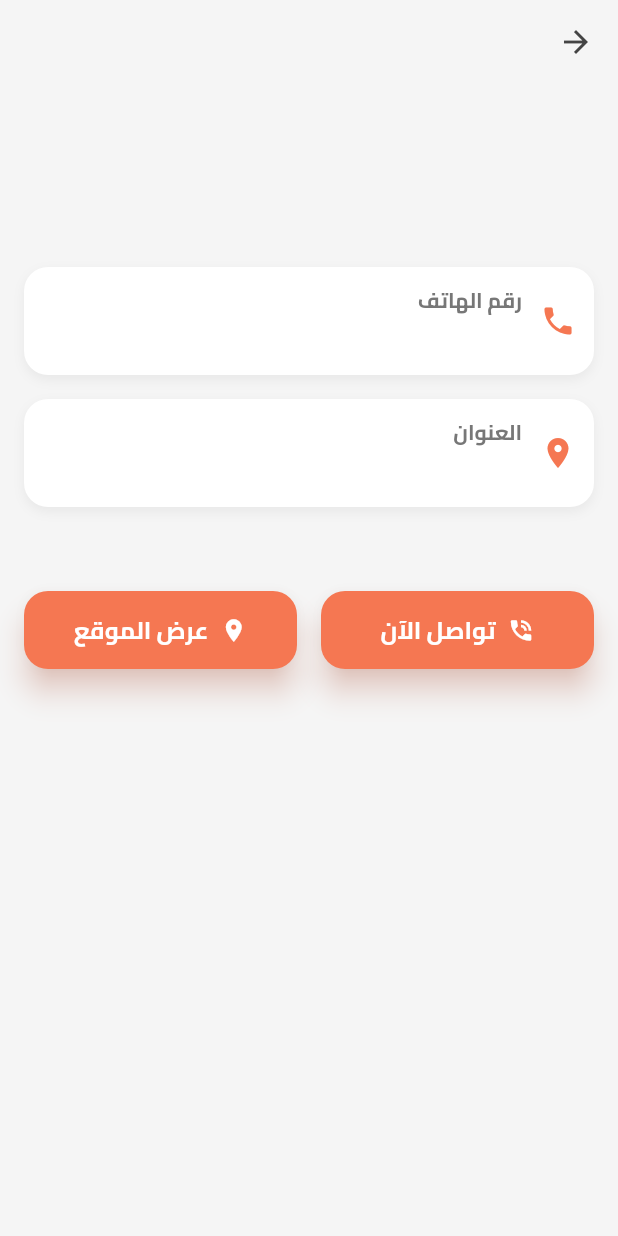
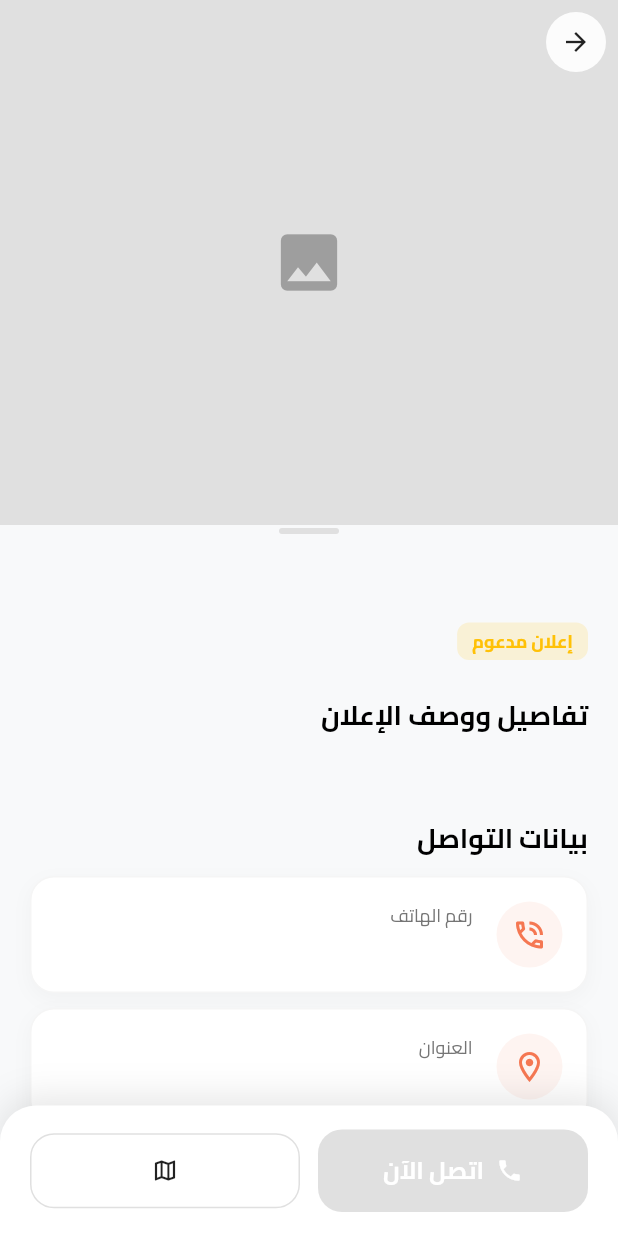
Before and after one commit to hamza23177/Syria-Dalel, a Flutter app: the AdDetailsPage screen opened directly with empty values, on a phone screen of 412 x 824 dp. Run offline on Flutter 3.47's test engine with Material 3 defaults, Android fonts, the phone set to English and light mode, and no system bars; our stand-ins replace animate_do, cached_network_image, carousel_slider, connectivity_plus, dio, equatable and 8 more; missing offline and left inert: workmanager; accounts and stored records are empty; network calls fail; statements that could not run were skipped.

Commit message:
refactor design ads details

```diff
--- a/lib/screens/ads/ad_details_page.dart
+++ b/lib/screens/ads/ad_details_page.dart
@@ -1,8 +1,8 @@
 import 'package:flutter/material.dart';
 import 'package:cached_network_image/cached_network_image.dart';
 import 'package:url_launcher/url_launcher.dart';
-import '../../models/ad_model.dart';
-import '../../constant.dart';
+import '../../models/ad_model.dart'; // تأكد من المسار
+import '../../constant.dart'; // تأكد من المسار
 import 'package:carousel_slider/carousel_slider.dart';
 
 class AdDetailsPage extends StatefulWidget {
@@ -19,294 +19,373 @@ class _AdDetailsPageState extends State<AdDetailsPage> {
 
   Future<void> _callPhone(String phone) async {
     final Uri uri = Uri(scheme: 'tel', path: phone);
+    if (await canLaunchUrl(uri)) {
       await launchUrl(uri);
+    }
   }
 
   Future<void> _openMap(String address) async {
-    final Uri uri = Uri.parse(
-        'https://www.google.com/maps/search/?api=1&query=${Uri.encodeComponent(address)}');
-    await launchUrl(uri, mode: LaunchMode.externalApplication);
+    final query = Uri.encodeComponent(address);
+    // استخدام صيغة URI أكثر مرونة لفتح تطبيق الخرائط (جوجل أو غيره)
+    final url = Uri.parse('https://www.google.com/maps/search/?api=1&query=$query');
+    if (await canLaunchUrl(url)) {
+      await launchUrl(url, mode: LaunchMode.externalApplication);
+    }
   }
 
   @override
   Widget build(BuildContext context) {
     final ad = widget.ad;
-    final textTheme = Theme.of(context).textTheme;
+    final images = ad.images.map((e) => e.url).toList(); // تحويل قائمة الكائنات إلى قائمة URL فقط
 
     return Directionality(
       textDirection: TextDirection.rtl,
       child: Scaffold(
-        backgroundColor: AppColors.background,
-        appBar: AppBar(
-          backgroundColor: Colors.transparent,
+        backgroundColor: const Color(0xFFF8F9FA), // خلفية موحدة
+        body: Stack(
+          children: [
+            // 1. المحتوى القابل للتمرير (CustomScrollView)
+            CustomScrollView(
+              slivers: [
+                // --- Header صورة غامرة (SliverAppBar) ---
+                SliverAppBar(
+                  expandedHeight: 350.0,
+                  pinned: true,
+                  backgroundColor: AppColors.primary,
                   elevation: 0,
-          iconTheme: const IconThemeData(color: AppColors.textDark),
-          title: Text(
-            ad.title ?? "تفاصيل الإعلان",
-            style: textTheme.titleLarge?.copyWith(
-              color: AppColors.textDark,
-              fontWeight: FontWeight.bold,
+                  leading: Container(
+                    margin: const EdgeInsets.all(8),
+                    decoration: BoxDecoration(
+                      color: Colors.white.withOpacity(0.9),
+                      shape: BoxShape.circle,
+                    ),
+                    child: IconButton(
+                      icon: const Icon(Icons.arrow_back, color: Colors.black87, size: 20),
+                      onPressed: () => Navigator.pop(context),
                     ),
                   ),
-          centerTitle: true,
+                  flexibleSpace: FlexibleSpaceBar(
+                    titlePadding: EdgeInsets.zero,
+                    centerTitle: false,
+                    background: _buildImageCarousel(images, ad.id),
                   ),
-        body: SingleChildScrollView(
-          padding: const EdgeInsets.all(16),
+                ),
+
+                // --- تفاصيل الإعلان ---
+                SliverToBoxAdapter(
+                  child: Container(
+                    decoration: const BoxDecoration(
+                      color: Color(0xFFF8F9FA),
+                      borderRadius: BorderRadius.vertical(top: Radius.circular(30)),
+                    ),
+                    // تحريك الكونتينر للأعلى قليلاً فوق الصورة
+                    transform: Matrix4.translationValues(0.0, -20.0, 0.0),
+                    child: Padding(
+                      padding: const EdgeInsets.symmetric(horizontal: 20, vertical: 10),
                       child: Column(
                         crossAxisAlignment: CrossAxisAlignment.start,
                         children: [
-              // ✅ معرض الصور مع انتقال إلى العرض الكامل
-              if (ad.images.isNotEmpty)
-                Column(
-                  children: [
-                    GestureDetector(
-                      onTap: () {
-                        Navigator.push(
-                          context,
-                          PageRouteBuilder(
-                            opaque: false,
-                            transitionDuration:
-                            const Duration(milliseconds: 400),
-                            pageBuilder: (_, __, ___) => FullScreenImageViewer(
-                              images: ad.images,
-                              initialIndex: currentIndex,
+                          // مقبض صغير جمالي
+                          Center(
+                            child: Container(
+                              margin: const EdgeInsets.only(top: 12, bottom: 20),
+                              width: 40,
+                              height: 4,
+                              decoration: BoxDecoration(
+                                color: Colors.grey[300],
+                                borderRadius: BorderRadius.circular(10),
                               ),
                             ),
-                        );
-                      },
-                      child: Stack(
-                        alignment: Alignment.bottomCenter,
-                        children: [
-                          CarouselSlider.builder(
-                            itemCount: ad.images.length,
-                            itemBuilder: (context, index, realIndex) {
-                              final image = ad.images[index];
-                              return Hero(
-                                tag: 'ad_image_${ad.id}_$index',
-                                child: ClipRRect(
-                                  borderRadius: BorderRadius.circular(20),
-                                  child: CachedNetworkImage(
-                                    imageUrl: image.url,
-                                    fit: BoxFit.cover,
-                                    width: double.infinity,
-                                    placeholder: (context, url) => Container(
-                                      color:
-                                      AppColors.background.withOpacity(0.2),
                           ),
-                                    errorWidget: (context, url, error) =>
-                                    const Icon(Icons.error),
+
+                          // العنوان الرئيسي
+                          Text(
+                            ad.title ?? "إعلان مميز",
+                            style: const TextStyle(
+                              fontSize: 24,
+                              fontWeight: FontWeight.w900,
+                              color: Colors.black87,
+                              height: 1.2,
                             ),
                           ),
-                              );
-                            },
-                            options: CarouselOptions(
-                              height: 280,
-                              enlargeCenterPage: true,
-                              autoPlay: true,
-                              viewportFraction: 1.0,
-                              onPageChanged: (index, reason) {
-                                setState(() => currentIndex = index);
+
+                          const SizedBox(height: 10),
+
+                          // شارة الإعلان
+                          Container(
+                            padding: const EdgeInsets.symmetric(horizontal: 10, vertical: 4),
+                            decoration: BoxDecoration(
+                              color: Colors.amber.withOpacity(0.15),
+                              borderRadius: BorderRadius.circular(8),
+                            ),
+                            child: const Text(
+                              "إعلان مدعوم",
+                              style: TextStyle(
+                                color: Colors.amber,
+                                fontWeight: FontWeight.bold,
+                                fontSize: 12,
+                              ),
+                            ),
+                          ),
+
+                          const SizedBox(height: 24),
+
+                          // تفاصيل الإعلان
+                          const Text(
+                            "تفاصيل ووصف الإعلان",
+                            style: TextStyle(fontSize: 18, fontWeight: FontWeight.bold),
+                          ),
+                          const SizedBox(height: 8),
+                          Text(
+                            ad.description ?? "لا يوجد وصف مفصل لهذا الإعلان حالياً.",
+                            style: TextStyle(
+                              fontSize: 15,
+                              height: 1.6,
+                              color: Colors.grey[700],
+                            ),
+                          ),
+
+                          const SizedBox(height: 24),
+
+                          // معلومات الاتصال والموقع
+                          const Text(
+                            "بيانات التواصل",
+                            style: TextStyle(fontSize: 18, fontWeight: FontWeight.bold),
+                          ),
+                          const SizedBox(height: 12),
+
+                          // بطاقة الهاتف
+                          _buildInfoCard(
+                            icon: Icons.phone_in_talk_outlined,
+                            title: "رقم الهاتف",
+                            value: ad.phone ?? "غير متوفر",
+                            isLink: ad.phone != null && ad.phone!.isNotEmpty,
+                            onTap: () {
+                              if (ad.phone != null && ad.phone!.isNotEmpty) _callPhone(ad.phone!);
                             },
                           ),
+                          const SizedBox(height: 10),
+
+                          // بطاقة العنوان
+                          _buildInfoCard(
+                            icon: Icons.location_on_outlined,
+                            title: "العنوان",
+                            value: ad.address ?? "غير متوفر",
+                            isLink: ad.address != null && ad.address!.isNotEmpty,
+                            onTap: () {
+                              if (ad.address != null && ad.address!.isNotEmpty) _openMap(ad.address!);
+                            },
                           ),
-                          // ✅ المؤشر السفلي (Dots)
-                          Positioned(
-                            bottom: 10,
-                            child: Row(
-                              mainAxisAlignment: MainAxisAlignment.center,
-                              children: List.generate(
-                                ad.images.length,
-                                    (index) => AnimatedContainer(
-                                  duration:
-                                  const Duration(milliseconds: 400),
-                                  margin: const EdgeInsets.symmetric(
-                                      horizontal: 4),
-                                  width: currentIndex == index ? 22 : 8,
-                                  height: 8,
-                                  decoration: BoxDecoration(
-                                    color: currentIndex == index
-                                        ? AppColors.primary
-                                        : Colors.white.withOpacity(0.5),
-                                    borderRadius: BorderRadius.circular(12),
-                                  ),
+
+                          // مسافة فارغة في الأسفل لعدم تغطية المحتوى بالزر العائم
+                          const SizedBox(height: 100),
+                        ],
                       ),
                     ),
                   ),
                 ),
               ],
             ),
-                    ),
+
+            // 2. الشريط السفلي الثابت (Floating Bar)
+            _buildFloatingActionRow(ad),
           ],
-                ),
-
-              const SizedBox(height: 20),
-
-              Text(
-                ad.title ?? "",
-                style: textTheme.titleLarge?.copyWith(
-                  fontSize: 22,
-                  color: AppColors.primary,
-                ),
-              ),
-              const SizedBox(height: 10),
-              Text(
-                ad.description ?? "لا توجد تفاصيل متاحة حاليًا.",
-                style: textTheme.bodyLarge?.copyWith(
-                  fontSize: 16,
-                  color: AppColors.textDark,
-                ),
-              ),
-
-              const SizedBox(height: 24),
-
-              // رقم الهاتف
-              GestureDetector(
-                onTap: () {
-                  if (ad.phone != null && ad.phone!.isNotEmpty) {
-                    _callPhone(ad.phone!);
-                  }
-                },
-                child: _buildInfoTile(
-                  icon: Icons.phone,
-                  title: "رقم الهاتف",
-                  value: ad.phone ?? "غير متوفر",
-                  textTheme: textTheme,
-                ),
-              ),
-
-              // العنوان
-              GestureDetector(
-                onTap: () {
-                  if (ad.address != null && ad.address!.isNotEmpty) {
-                    _openMap(ad.address!);
-                  }
-                },
-                child: _buildInfoTile(
-                  icon: Icons.location_on,
-                  title: "العنوان",
-                  value: ad.address ?? "غير متوفر",
-                  textTheme: textTheme,
-                ),
-              ),
-
-              const SizedBox(height: 40),
-
-              // ✅ أزرار الاتصال والموقع على نفس الصف وبنفس الشكل
-              Row(
-                children: [
-                  Expanded(
-                    child: ElevatedButton.icon(
-                      style: ElevatedButton.styleFrom(
-                        backgroundColor: AppColors.primary,
-                        padding: const EdgeInsets.symmetric(vertical: 14),
-                        shape: RoundedRectangleBorder(
-                          borderRadius: BorderRadius.circular(16),
-                        ),
-                        elevation: 8,
-                        shadowColor: AppColors.primary.withOpacity(0.5),
-                      ),
-                      onPressed: () {
-                        if (ad.phone != null && ad.phone!.isNotEmpty) {
-                          _callPhone(ad.phone!);
-                        }
-                      },
-                      icon: const Icon(Icons.phone_in_talk, color: Colors.white),
-                      label: Text(
-                        "تواصل الآن",
-                        style: textTheme.bodyLarge?.copyWith(
-                          fontSize: 16,
-                          color: Colors.white,
-                          fontWeight: FontWeight.bold,
-                        ),
-                      ),
-                    ),
-                  ),
-                  const SizedBox(width: 16), // مسافة بين الزرين
-                  Expanded(
-                    child: ElevatedButton.icon(
-                      style: ElevatedButton.styleFrom(
-                        backgroundColor: AppColors.primary,
-                        padding: const EdgeInsets.symmetric(vertical: 14),
-                        shape: RoundedRectangleBorder(
-                          borderRadius: BorderRadius.circular(16),
-                        ),
-                        elevation: 8,
-                        shadowColor: AppColors.primary.withOpacity(0.5),
-                      ),
-                      onPressed: () {
-                        if (ad.address != null && ad.address!.isNotEmpty) {
-                          _openMap(ad.address!);
-                        }
-                      },
-                      icon: const Icon(Icons.location_on, color: Colors.white),
-                      label: Text(
-                        "عرض الموقع",
-                        style: textTheme.bodyLarge?.copyWith(
-                          fontSize: 16,
-                          color: Colors.white,
-                          fontWeight: FontWeight.bold,
-                        ),
-                      ),
-                    ),
-                  ),
-                ],
-              ),
-            ],
-          ),
         ),
       ),
     );
   }
 
-  Widget _buildInfoTile({
+  // --- Widget: Carousel Images ---
+  Widget _buildImageCarousel(List<String> images, int adId) {
+    if (images.isEmpty) {
+      return Container(color: Colors.grey[300], child: const Center(child: Icon(Icons.image, size: 50, color: Colors.grey)));
+    }
+    return Stack(
+      alignment: Alignment.bottomCenter,
+      children: [
+        CarouselSlider.builder(
+          itemCount: images.length,
+          itemBuilder: (context, index, realIndex) {
+            return GestureDetector(
+              onTap: () {
+                Navigator.push(
+                  context,
+                  PageRouteBuilder(
+                    opaque: false,
+                    pageBuilder: (_, __, ___) => FullScreenImageViewer(
+                      images: widget.ad.images, // نستخدم الكائن الأصلي هنا
+                      initialIndex: index,
+                    ),
+                  ),
+                );
+              },
+              child: Hero(
+                tag: 'ad_image_${adId}_$index',
+                child: CachedNetworkImage(
+                  imageUrl: images[index],
+                  fit: BoxFit.cover,
+                  width: double.infinity,
+                  placeholder: (_, __) => Container(color: Colors.grey[200]),
+                  errorWidget: (_, __, ___) => const Icon(Icons.broken_image),
+                ),
+              ),
+            );
+          },
+          options: CarouselOptions(
+            height: double.infinity,
+            viewportFraction: 1.0,
+            autoPlay: true,
+            onPageChanged: (index, reason) => setState(() => currentIndex = index),
+          ),
+        ),
+        // التدرج اللوني الأسود في الأسفل لجعل النقاط واضحة
+        Container(
+          height: 80,
+          decoration: BoxDecoration(
+            gradient: LinearGradient(
+              begin: Alignment.topCenter,
+              end: Alignment.bottomCenter,
+              colors: [Colors.transparent, Colors.black.withOpacity(0.6)],
+            ),
+          ),
+        ),
+        // Dots Indicators
+        Positioned(
+          bottom: 30,
+          child: Row(
+            mainAxisAlignment: MainAxisAlignment.center,
+            children: images.asMap().entries.map((entry) {
+              return AnimatedContainer(
+                duration: const Duration(milliseconds: 300),
+                width: currentIndex == entry.key ? 24.0 : 8.0,
+                height: 8.0,
+                margin: const EdgeInsets.symmetric(horizontal: 4.0),
+                decoration: BoxDecoration(
+                  borderRadius: BorderRadius.circular(12),
+                  color: currentIndex == entry.key ? AppColors.primary : Colors.white.withOpacity(0.6),
+                ),
+              );
+            }).toList(),
+          ),
+        ),
+      ],
+    );
+  }
+
+  // --- Widget: Info Card (سابقاً Tile) ---
+  Widget _buildInfoCard({
     required IconData icon,
     required String title,
     required String value,
-    required TextTheme textTheme,
+    required bool isLink,
+    required VoidCallback onTap,
   }) {
-    return Container(
-      margin: const EdgeInsets.only(bottom: 16),
-      padding: const EdgeInsets.all(12),
+    return GestureDetector(
+      onTap: isLink ? onTap : null,
+      child: Container(
+        padding: const EdgeInsets.all(16),
         decoration: BoxDecoration(
-        color: AppColors.white,
+          color: Colors.white,
           borderRadius: BorderRadius.circular(16),
+          border: Border.all(color: Colors.grey.shade100),
           boxShadow: [
-          BoxShadow(
-            color: Colors.grey.withOpacity(0.15),
-            blurRadius: 6,
-            offset: const Offset(0, 3),
-          )
+            BoxShadow(color: Colors.black.withOpacity(0.03), blurRadius: 10, offset: const Offset(0, 4)),
           ],
         ),
         child: Row(
           children: [
-          Icon(icon, color: AppColors.primary),
-          const SizedBox(width: 12),
+            Container(
+              padding: const EdgeInsets.all(10),
+              decoration: BoxDecoration(
+                color: AppColors.primary.withOpacity(0.08),
+                shape: BoxShape.circle,
+              ),
+              child: Icon(icon, color: AppColors.primary, size: 24),
+            ),
+            const SizedBox(width: 16),
             Expanded(
               child: Column(
                 crossAxisAlignment: CrossAxisAlignment.start,
                 children: [
-                Text(
-                  title,
-                  style: textTheme.bodyMedium?.copyWith(
-                    fontSize: 14,
-                    color: AppColors.textLight,
-                    fontWeight: FontWeight.w600,
-                  ),
-                ),
+                  Text(title, style: TextStyle(fontSize: 12, color: Colors.grey[600], fontWeight: FontWeight.w500)),
                   const SizedBox(height: 4),
                   Text(
                     value,
-                  style: textTheme.bodyLarge?.copyWith(
-                    fontSize: 16,
-                    fontWeight: FontWeight.w700,
-                    color: AppColors.textDark,
+                    style: const TextStyle(fontSize: 15, fontWeight: FontWeight.w600, color: Colors.black87),
+                  ),
+                ],
+              ),
+            ),
+            if (isLink)
+              Icon(Icons.arrow_forward_ios_rounded, size: 16, color: Colors.grey[400]),
+          ],
+        ),
+      ),
+    );
+  }
+
+  // --- Widget: الشريط السفلي الثابت (Floating Action Row) ---
+  Widget _buildFloatingActionRow(AdModel ad) {
+    return Positioned(
+      bottom: 0,
+      left: 0,
+      right: 0,
+      child: Container(
+        padding: const EdgeInsets.symmetric(horizontal: 20, vertical: 16),
+        decoration: BoxDecoration(
+          color: Colors.white,
+          boxShadow: [
+            BoxShadow(
+              color: Colors.black.withOpacity(0.1),
+              blurRadius: 20,
+              offset: const Offset(0, -5),
+            ),
+          ],
+          borderRadius: const BorderRadius.vertical(top: Radius.circular(24)),
+        ),
+        child: Row(
+          children: [
+            // زر الاتصال (الأساسي)
+            Expanded(
+              child: ElevatedButton.icon(
+                onPressed: ad.phone != null && ad.phone!.isNotEmpty
+                    ? () => _callPhone(ad.phone!)
+                    : null,
+                icon: const Icon(Icons.phone, color: Colors.white),
+                label: const Text(
+                  "اتصل الآن",
+                  style: TextStyle(fontSize: 16, fontWeight: FontWeight.bold, color: Colors.white),
+                ),
+                style: ElevatedButton.styleFrom(
+                  backgroundColor: AppColors.primary,
+                  padding: const EdgeInsets.symmetric(vertical: 16),
+                  elevation: 0,
+                  shape: RoundedRectangleBorder(
+                    borderRadius: BorderRadius.circular(16),
+                  ),
+                  disabledBackgroundColor: Colors.grey[300], // حالة عدم التوفر
+                ),
+              ),
+            ),
+            const SizedBox(width: 12),
+            // زر الموقع (الثانوي)
+            Expanded(
+              child: OutlinedButton(
+                onPressed: ad.address != null && ad.address!.isNotEmpty
+                    ? () => _openMap(ad.address!)
+                    : null,
+                style: OutlinedButton.styleFrom(
+                  padding: const EdgeInsets.symmetric(vertical: 16),
+                  side: BorderSide(color: Colors.grey.shade300),
+                  shape: RoundedRectangleBorder(
+                    borderRadius: BorderRadius.circular(16),
+                  ),
+                ),
+                child: const Icon(Icons.map_outlined, color: Colors.black87),
               ),
             ),
           ],
         ),
-          ),
-        ],
       ),
     );
   }
@@ -343,7 +422,7 @@ class _FullScreenImageViewerState extends State<FullScreenImageViewer> {
   @override
   Widget build(BuildContext context) {
     return Scaffold(
-      backgroundColor: Colors.black.withOpacity(0.95),
+      backgroundColor: Colors.black,
       body: Stack(
         alignment: Alignment.center,
         children: [
@@ -358,11 +437,10 @@ class _FullScreenImageViewerState extends State<FullScreenImageViewer> {
                   child: CachedNetworkImage(
                     imageUrl: widget.images[index].url,
                     fit: BoxFit.contain,
-                    placeholder: (context, url) => const Center(
-                      child:
-                      CircularProgressIndicator(color: AppColors.primary),
+                    placeholder: (_, __) => const Center(
+                      child: CircularProgressIndicator(color: Colors.white),
                     ),
-                    errorWidget: (context, url, error) => const Icon(
+                    errorWidget: (_, __, ___) => const Icon(
                       Icons.broken_image,
                       color: Colors.white,
                     ),
@@ -372,7 +450,7 @@ class _FullScreenImageViewerState extends State<FullScreenImageViewer> {
             },
           ),
 
-          // ✅ نقاط التمرير (Dots)
+          // ✅ نقاط التمرير
           Positioned(
             bottom: 40,
             child: Row(
@@ -385,9 +463,7 @@ class _FullScreenImageViewerState extends State<FullScreenImageViewer> {
                   width: selected ? 20 : 8,
                   height: 8,
                   decoration: BoxDecoration(
-                    color: selected
-                        ? AppColors.primary
-                        : Colors.white.withOpacity(0.4),
+                    color: selected ? AppColors.primary : Colors.white.withOpacity(0.4),
                     borderRadius: BorderRadius.circular(10),
                   ),
                 );
```
Lines whose indentation alone changed are shown as unchanged.
